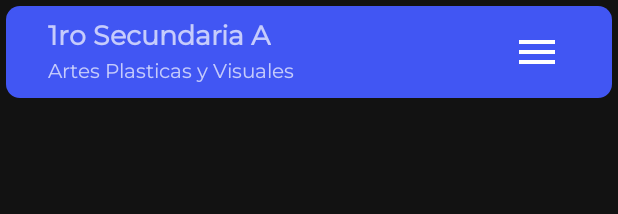
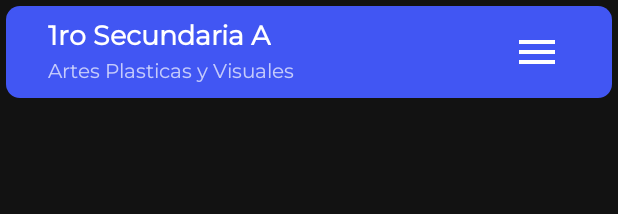
Before and after one commit to javihen/AppCalificacion, an Android app: the layout drawable_item_curso.xml on its own in the app's theme, with its tools: preview values and no code run, on a phone screen of 412 x 824 dp. Shown: the top 214 px of the screen. Run offline under Robolectric (Android 15) with nearby library versions, the phone set to English and light mode, and no system bars; Roboto replaces fonts that are not available here.

Commit message:
actualizacion de dialogo

```diff
--- a/app/src/main/res/layout/drawable_item_curso.xml
+++ b/app/src/main/res/layout/drawable_item_curso.xml
@@ -20,7 +20,8 @@
             android:text="1ro Secundaria A"
             android:textStyle="bold"
             android:textSize="18dp"
-            android:fontFamily="@font/montserrat"/>
+            android:fontFamily="@font/montserrat"
+            android:textColor="@color/colorBlack"/>
         <TextView
             android:id="@+id/list_materia"
             android:layout_width="wrap_content"
```
